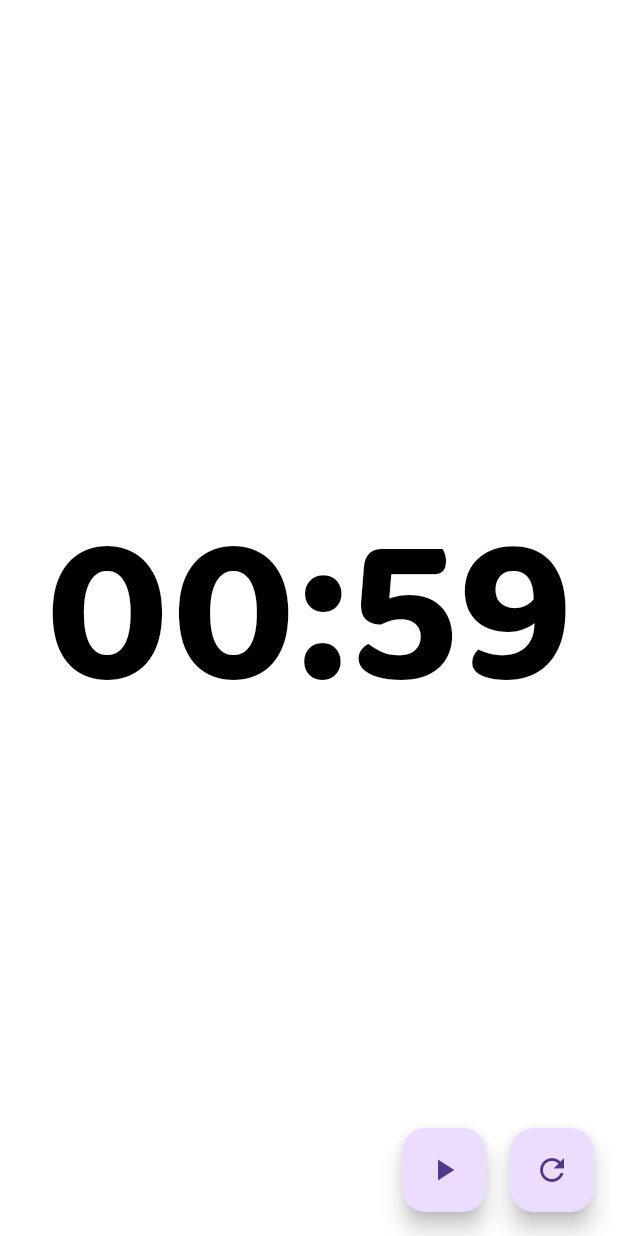
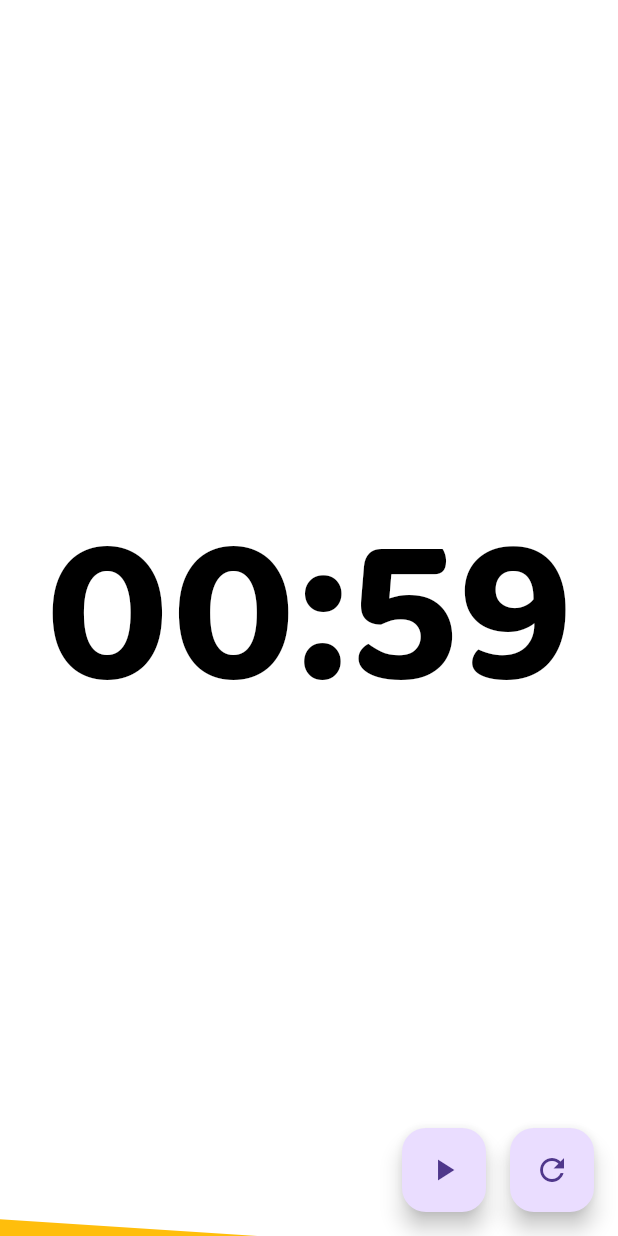
Before and after one commit to eleonoreeuzenes/intervaltimer, a Flutter app: the screen it shows after launch, after a tap on the "play arrow" icon, on a phone screen of 412 x 824 dp. Run offline on Flutter 3.47's test engine with Material 3 defaults, Android fonts, the phone set to English and light mode, and no system bars; our stand-ins replace google_fonts.

Commit message:
add blob animation

```diff
--- a/timer/lib/main.dart
+++ b/timer/lib/main.dart
@@ -1,4 +1,5 @@
 import 'dart:async';
+import 'dart:math';
 import 'package:flutter/material.dart';
 import 'package:google_fonts/google_fonts.dart';
 
@@ -25,10 +26,38 @@ class SimpleTimerScreen extends StatefulWidget {
   State<SimpleTimerScreen> createState() => _SimpleTimerScreenState();
 }
 
-class _SimpleTimerScreenState extends State<SimpleTimerScreen> {
+class _SimpleTimerScreenState extends State<SimpleTimerScreen>
+    with TickerProviderStateMixin {
   static const int initialSeconds = 60;
   int remainingSeconds = initialSeconds;
   Timer? timer;
+
+  late AnimationController blobController;
+  double blobTime = 0.0;
+
+  @override
+  void initState() {
+    super.initState();
+
+    // Blob animation controller (loops forever)
+    blobController = AnimationController(
+      vsync: this,
+      duration: const Duration(seconds: 3),
+    )..repeat();
+
+    blobController.addListener(() {
+      setState(() {
+        blobTime = blobController.value * 2 * pi;
+      });
+    });
+  }
+
+  @override
+  void dispose() {
+    blobController.dispose();
+    timer?.cancel();
+    super.dispose();
+  }
 
   void startTimer() {
     timer?.cancel();
@@ -49,12 +78,6 @@ class _SimpleTimerScreenState extends State<SimpleTimerScreen> {
     });
   }
 
-  @override
-  void dispose() {
-    timer?.cancel();
-    super.dispose();
-  }
-
   String formatTime(int seconds) {
     final minutes = (seconds ~/ 60).toString().padLeft(2, '0');
     final secs = (seconds % 60).toString().padLeft(2, '0');
@@ -63,9 +86,24 @@ class _SimpleTimerScreenState extends State<SimpleTimerScreen> {
 
   @override
   Widget build(BuildContext context) {
+    final progress = 1 - (remainingSeconds / initialSeconds);
+
     return Scaffold(
       backgroundColor: Colors.white,
-      body: Center(
+      body: Stack(
+        children: [
+          // Morphing blob
+          Positioned.fill(
+            child: CustomPaint(
+              painter: MorphingBlobPainter(
+                progress: progress,
+                time: blobTime,
+              ),
+            ),
+          ),
+
+          // Timer text
+          Center(
             child: Text(
               formatTime(remainingSeconds),
               style: GoogleFonts.baloo2(
@@ -75,6 +113,10 @@ class _SimpleTimerScreenState extends State<SimpleTimerScreen> {
               ),
             ),
           ),
+        ],
+      ),
+
+      // Buttons
       floatingActionButton: Row(
         mainAxisAlignment: MainAxisAlignment.end,
         children: [
@@ -94,3 +136,62 @@ class _SimpleTimerScreenState extends State<SimpleTimerScreen> {
     );
   }
 }
+
+// ------------------------------------------------------------
+// Morphing Blob Painter
+// ------------------------------------------------------------
+
+class MorphingBlobPainter extends CustomPainter {
+  final double progress; // 0.0 → 1.0
+  final double time;     // animation time
+
+  MorphingBlobPainter({
+    required this.progress,
+    required this.time,
+  });
+
+  @override
+  void paint(Canvas canvas, Size size) {
+    final paint = Paint()
+      ..color = const Color(0xFFFFBE0C)
+      ..style = PaintingStyle.fill;
+
+    final path = Path();
+
+    // Height of the blob based on timer progress
+    final blobHeight = size.height * progress;
+
+    // Start bottom-left
+    path.moveTo(0, size.height);
+
+    // Move up left side
+    path.lineTo(0, size.height - blobHeight);
+
+    // Draw wavy top
+    final int points = 2;
+    for (int i = 0; i <= points; i++) {
+      final x = size.width * (i / points);
+
+      // Organic wobble using sin waves
+      final wobble = sin((i * 0.8) + time * 1.0) * 20;
+
+      final y = size.height - blobHeight + wobble;
+
+      path.lineTo(x, y);
+    }
+
+    // Down right side
+    path.lineTo(size.width, size.height);
+
+    // Close shape
+    path.close();
+
+    canvas.drawPath(path, paint);
+  }
+
+  @override
+  bool shouldRepaint(covariant MorphingBlobPainter oldDelegate) {
+    return oldDelegate.progress != progress ||
+           oldDelegate.time != time;
+  }
+}
```
Lines whose indentation alone changed are shown as unchanged.
